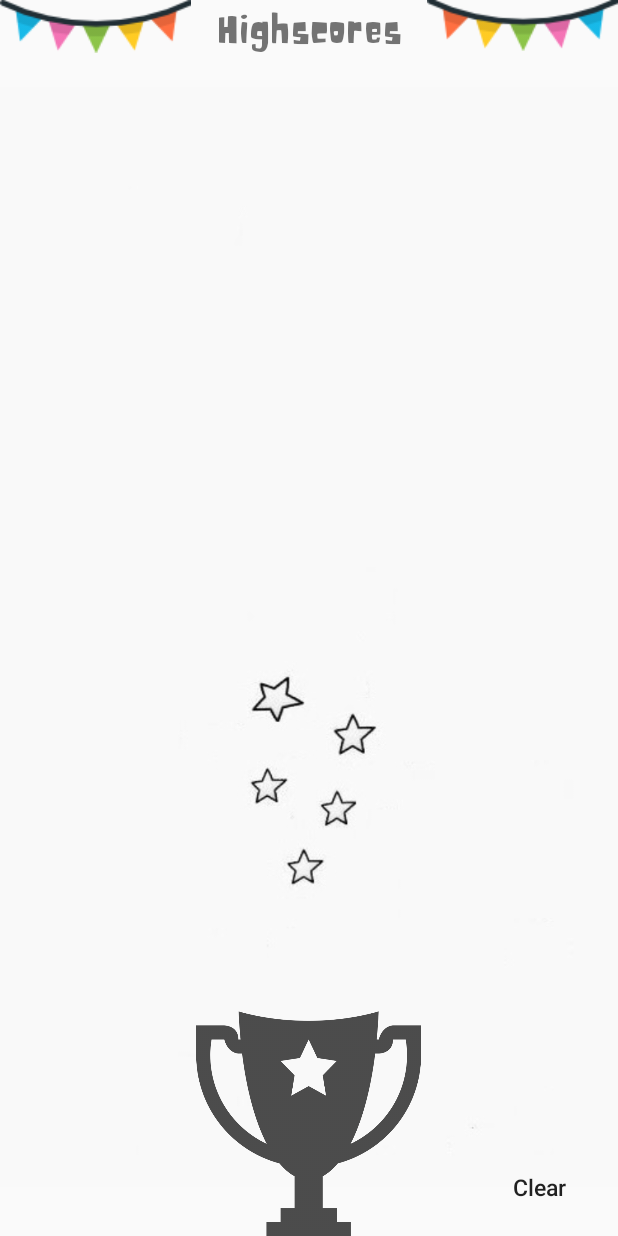
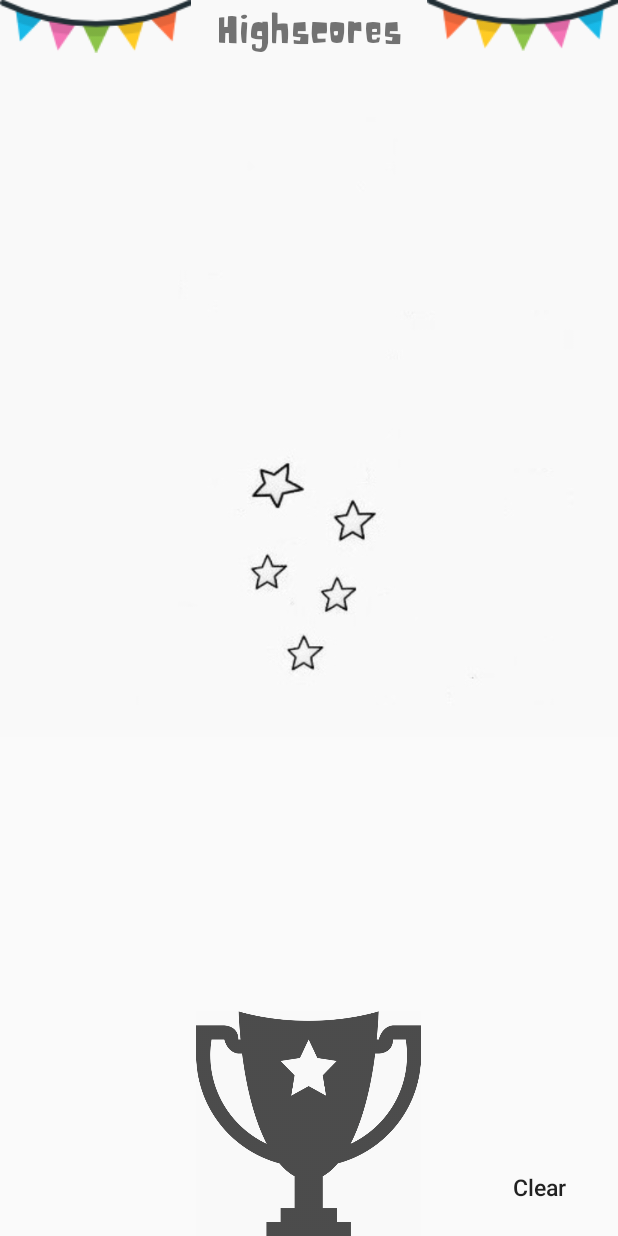
Before and after one commit to RamMichaeli17/QuickMatch, an Android app: the Gal_SharedPreferencesAttemptInsteadOfSQLITE screen opened directly, with no data from a screen before it, on a phone screen of 412 x 824 dp. Run offline under Robolectric (Android 15) with nearby library versions, the phone set to English and light mode, and no system bars.

Commit message:
gal - added 1 simple animation in-game (when points = 4) to increase difficuilty and added animation to highscores

```diff
--- a/app/src/main/java/com/example/colormatch/Gal_SharedPreferencesAttemptInsteadOfSQLITE.java
+++ b/app/src/main/java/com/example/colormatch/Gal_SharedPreferencesAttemptInsteadOfSQLITE.java
@@ -1,11 +1,15 @@
 package com.example.colormatch;
 
+import android.animation.AnimatorSet;
+import android.animation.ObjectAnimator;
 import android.app.AlertDialog;
 import android.content.DialogInterface;
 import android.os.Bundle;
 import android.view.View;
+import android.view.animation.AnimationSet;
 import android.widget.Button;
 import android.widget.EditText;
+import android.widget.ImageView;
 import android.widget.ListView;
 
 import androidx.appcompat.app.AppCompatActivity;
@@ -18,6 +22,7 @@ public class Gal_SharedPreferencesAttemptInsteadOfSQLITE extends AppCompatActivi
     EditText usernameET,scoreET;
     Button addButton,clearBTN;
     ArrayList<highScore> peopleList;
+    ImageView backgroundStars;
 
     @Override
     protected void onCreate(Bundle savedInstanceState) {
@@ -31,8 +36,44 @@ public class Gal_SharedPreferencesAttemptInsteadOfSQLITE extends AppCompatActivi
         scoreET=findViewById(R.id.scoreET);
         addButton=findViewById(R.id.addBTNsharedPreferences);
         */
+        /*
+        ObjectAnimator animation1 = ObjectAnimator.ofFloat(ShapeFillerColor,"translationX",1000);
+        animation1.setDuration(1000);
+        ObjectAnimator animation1b = ObjectAnimator.ofFloat(ShapeOutline,"translationX",1000);
+        animation1b.setDuration(1000);
+        ObjectAnimator animation2 = ObjectAnimator.ofFloat(ShapeFillerColor,"translationX",-1000);
+        animation2.setDuration(2000);
+        ObjectAnimator animation2b = ObjectAnimator.ofFloat(ShapeOutline,"translationX",-1000);
+        animation2b.setDuration(2000);
+        ObjectAnimator animation3 = ObjectAnimator.ofFloat(ShapeFillerColor,"translationX",0);
+        animation3.setDuration(1300);
+        ObjectAnimator animation3b = ObjectAnimator.ofFloat(ShapeOutline,"translationX",0);
+        animation3b.setDuration(1300);
+        AnimatorSet set = new AnimatorSet();
+        AnimatorSet set2 = new AnimatorSet();
+        AnimatorSet set3 = new AnimatorSet();
+        set.play(animation1).with(animation1b);
+        set.start();
+        set2.play(animation2).with(animation2b);
+        set2.setStartDelay(1000);
+        set2.start();
+        set3.play(animation3).with(animation3b);
+        set3.setStartDelay(3000);
+        set3.start();
+
+*/
 
         clearBTN=findViewById(R.id.clearBTN);
+        backgroundStars=findViewById(R.id.backgroundStars);
+
+        ObjectAnimator animation1 = ObjectAnimator.ofFloat(backgroundStars,"translationY",-450);
+        animation1.setDuration(1200);
+        ObjectAnimator animation2 = ObjectAnimator.ofFloat(backgroundStars,"alpha",1);
+        animation2.setDuration(2500);
+
+        AnimatorSet set = new AnimatorSet();
+        set.play(animation1).with(animation2);
+        set.start();
 
 
         // Shared Preferences - get data
--- a/app/src/main/res/layout/activity_gal_shared_preferences_attempt_instead_of_sqlite.xml
+++ b/app/src/main/res/layout/activity_gal_shared_preferences_attempt_instead_of_sqlite.xml
@@ -9,13 +9,16 @@
         android:layout_width="match_parent"
         android:layout_height="match_parent"
         android:src="@drawable/backgroundgalversion"
-        android:layout_marginTop="25dp"/>
+        android:layout_marginTop="25dp"
+        android:alpha="0"
+        android:id="@+id/backgroundStars"/>
     <ImageView
         android:layout_width="150dp"
         android:layout_height="150dp"
         android:src="@drawable/trophy"
         android:layout_alignParentBottom="true"
         android:layout_centerHorizontal="true"
+        android:background="@color/backgroundGray"
 
 
         />
--- a/app/src/main/res/values/colors.xml
+++ b/app/src/main/res/values/colors.xml
@@ -16,4 +16,5 @@
     <color name="red">#FF1100</color>
     <color name="green">#4CCF05</color>
     <color name="yellow">#FDEC54</color>
+    <color name="backgroundGray">#f9f9f9</color>
 </resources>
```
Also changed, not shown: app/src/main/java/com/example/colormatch/SecondActivityGame.java (+39 -26 lines), app/src/main/res/layout/activity_game_activity.xml (+13 -0 lines), app/src/main/res/drawable-v24/backgroundgalversion.jpg (added), app/src/main/res/drawable/ic_button_green.png (deleted), app/src/main/res/drawable/ic_button_red.png (deleted), app/src/main/res/drawable/ic_button_yellow.png (deleted), 3 other files.
